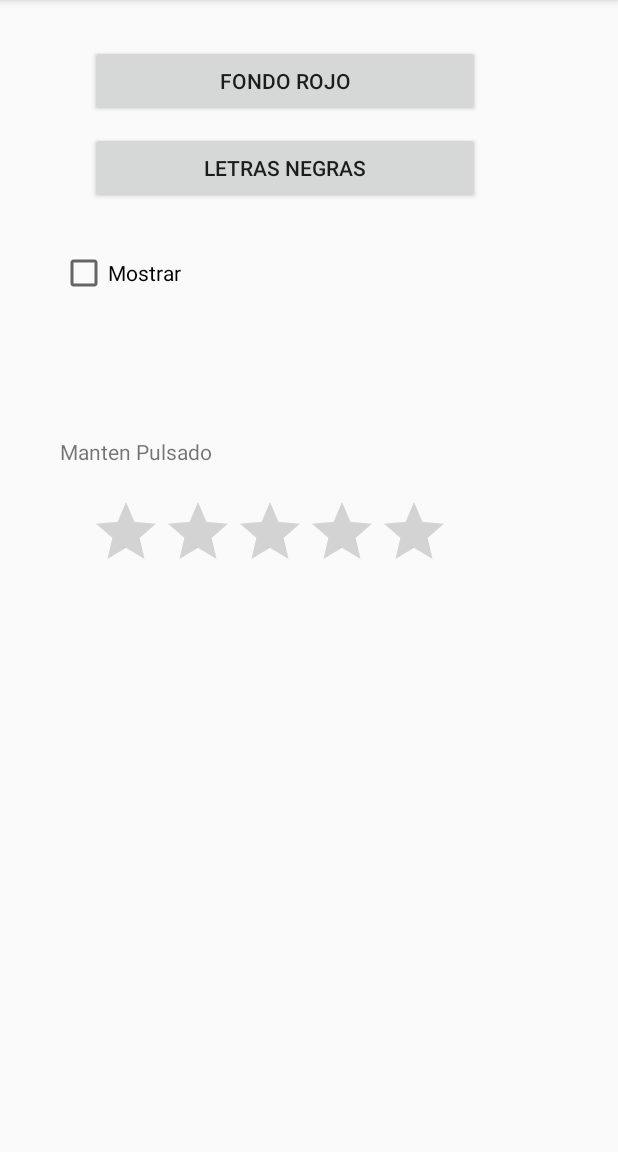
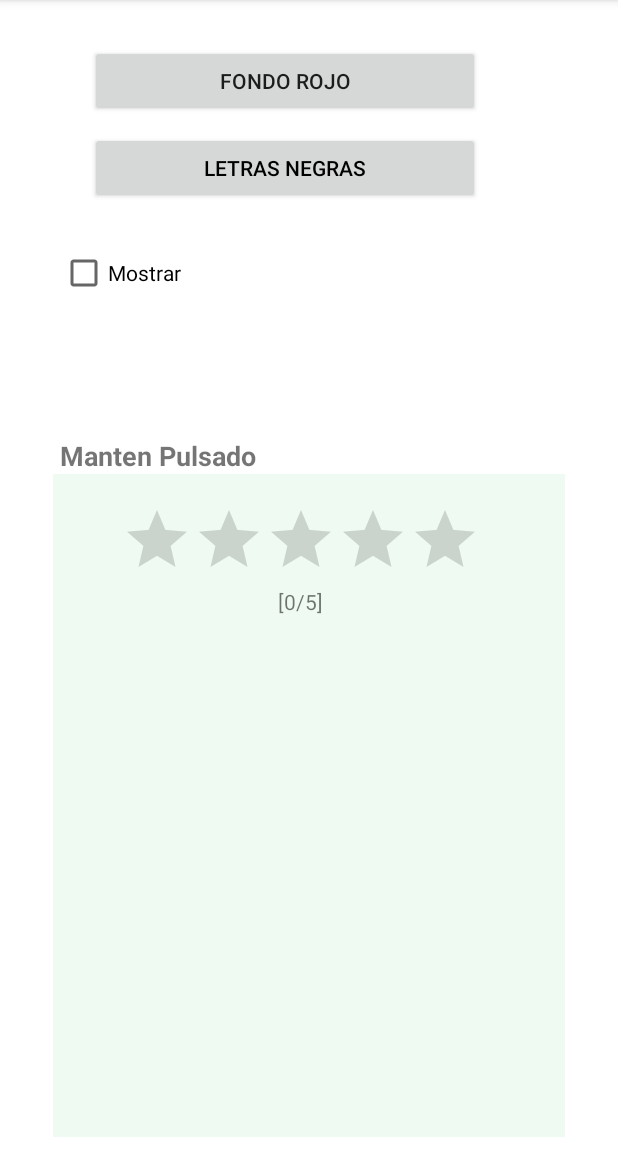
Before and after one commit to DavidMariB/Actividad4Interfaces, an Android app: the screen it shows after launch (MainActivity), on a phone screen of 412 x 824 dp, the part 84-1236 px from its top. Run offline under Robolectric (Android 15) with nearby library versions, the phone set to English and light mode, and no system bars.

Commit message:
Rating  funcional, texto con toast funcional.

```diff
--- a/app/src/main/java/com/davidmari/actividad4interfaces/MainActivity.java
+++ b/app/src/main/java/com/davidmari/actividad4interfaces/MainActivity.java
@@ -1,16 +1,28 @@
 package com.davidmari.actividad4interfaces;
 
+import android.graphics.Color;
+import android.graphics.drawable.Drawable;
+import android.support.v4.content.ContextCompat;
 import android.support.v7.app.AppCompatActivity;
 import android.os.Bundle;
 import android.view.View;
+import android.widget.Button;
 import android.widget.CheckBox;
+import android.widget.FrameLayout;
+import android.widget.RatingBar;
 import android.widget.TextView;
 import android.widget.Toast;
+import android.view.View.OnLongClickListener;
+
 
 public class MainActivity extends AppCompatActivity {
 
     private CheckBox cb;
-    private TextView tv;
+    private TextView tv, hide;
+    private RatingBar rb;
+    private TextView punt;
+    private FrameLayout frame;
+    private Button b1, b2;
 
     @Override
     protected void onCreate(Bundle savedInstanceState) {
@@ -19,19 +31,56 @@ public class MainActivity extends AppCompatActivity {
 
         cb = (CheckBox) findViewById(R.id.checkBox);
         tv = (TextView) findViewById(R.id.hidden_text);
+        hide = (TextView) findViewById(R.id.long_press);
+        rb = (RatingBar) findViewById(R.id.stars);
+        punt = (TextView) findViewById(R.id.rating);
+        frame = (FrameLayout) findViewById(R.id.rating_layout);
+        b1 = (Button) findViewById(R.id.b1);
+        b2 = (Button) findViewById(R.id.b2);
+        final Toast t = Toast.makeText(this, "Hola. Soy una notificación", Toast.LENGTH_SHORT);
 
+        rb.setOnRatingBarChangeListener(new RatingBar.OnRatingBarChangeListener() {
+
+            @Override
+            public void onRatingChanged(RatingBar ratingBar, float rating, boolean fromUser) {
+                punt.setText("[" + rating + "/5]");
+            }
+        });
+
+        hide.setOnLongClickListener(new OnLongClickListener() {
+
+            @Override
+            public boolean onLongClick(View v) {
+                t.show();
+                return false;
+            }
+        });
     }
 
-    public void checkBox(View v){
-        if(cb.isChecked()){
+    public void checkBox(View v) {
+        if (cb.isChecked()) {
             tv.setVisibility(View.VISIBLE);
-        }else{
+        } else {
             tv.setVisibility(View.INVISIBLE);
         }
     }
 
-    public void elToast(){
-        Toast t = Toast.makeText(this,"EL TOAST, EL PUTO TOAST",Toast.LENGTH_SHORT);
-        t.show();
+    public void changeBackground(View v) {
+        if (frame.getBackground().equals(R.color.white)) {
+            b1.setText("Fondo Rojo");
+            frame.setBackgroundColor(ContextCompat.getColor(getApplicationContext(), R.color.red));
+        } else if (frame.getBackground().equals(R.color.red)) {
+            b1.setText("Fondo Blanco");
+            frame.setBackgroundColor(ContextCompat.getColor(getApplicationContext(), R.color.white));
+        }
     }
+
+    public void buttonColor(View v) {
+        int color = ContextCompat.getColor(getApplicationContext(), R.color.black);
+        if(b2.getTextColors().equals(color)){
+            b2.setTextColor(ContextCompat.getColor(getApplicationContext(), R.color.red));
+        }
+
+    }
+
 }
--- a/app/src/main/res/layout/activity_main.xml
+++ b/app/src/main/res/layout/activity_main.xml
@@ -6,6 +6,7 @@
     android:layout_width="match_parent"
     android:layout_height="match_parent"
     android:orientation="vertical"
+    android:background="@android:color/white"
     tools:context="com.davidmari.actividad4interfaces.MainActivity">
 
     <Button
@@ -14,7 +15,8 @@
         android:layout_height="wrap_content"
         android:layout_marginLeft="60dp"
         android:layout_marginTop="30dp"
-        android:text="Fondo Rojo" />
+        android:text="Fondo Rojo"
+        android:onClick="changeBackground"/>
 
     <Button
         android:id="@+id/b2"
@@ -22,7 +24,9 @@
         android:layout_height="wrap_content"
         android:layout_marginLeft="60dp"
         android:layout_marginTop="10dp"
-        android:text="Letras Negras" />
+        android:onClick="buttonColor"
+        android:text="Letras Negras"
+        android:textColor="@color/black" />
 
     <LinearLayout
         android:id="@+id/middle_layout"
@@ -46,32 +50,53 @@
             android:layout_height="wrap_content"
             android:layout_marginLeft="20dp"
             android:layout_marginTop="30dp"
-            android:text="Viva Luseiro"
+            android:text="Ay mi madre el texto oculto"
             android:visibility="invisible" />
 
     </LinearLayout>
 
     <LinearLayout
+        android:id="@+id/bottom_layout"
         android:layout_width="match_parent"
         android:layout_height="match_parent"
         android:layout_below="@id/middle_layout"
-        android:orientation="vertical">
+        android:orientation="vertical"
+        android:background="@android:color/white">
 
         <TextView
             android:id="@+id/long_press"
             android:layout_width="wrap_content"
             android:layout_height="wrap_content"
             android:layout_marginLeft="40dp"
+            android:clickable="true"
             android:text="Manten Pulsado"
-            android:clickable="true"
-            android:onClick="elToast"/>
+            android:textSize="18sp"
+            android:textStyle="bold" />
 
-        <RatingBar
-            android:id="@+id/rating"
-            android:layout_width="wrap_content"
-            android:layout_height="wrap_content"
-            android:layout_marginLeft="60dp"
-            android:layout_marginTop="20dp" />
+        <FrameLayout
+            android:id="@+id/rating_layout"
+            android:layout_width="match_parent"
+            android:layout_height="match_parent"
+            android:layout_marginBottom="10dp"
+            android:layout_marginLeft="35dp"
+            android:layout_marginRight="35dp"
+            android:background="@color/white">
+
+            <RatingBar
+                android:id="@+id/stars"
+                android:layout_width="wrap_content"
+                android:layout_height="wrap_content"
+                android:layout_marginLeft="45dp"
+                android:layout_marginTop="20dp" />
+
+            <TextView
+                android:id="@+id/rating"
+                android:layout_width="wrap_content"
+                android:layout_height="wrap_content"
+                android:layout_marginLeft="150dp"
+                android:layout_marginTop="75dp"
+                android:text="[0/5]" />
+        </FrameLayout>
 
     </LinearLayout>
 
--- a/app/src/main/res/values/colors.xml
+++ b/app/src/main/res/values/colors.xml
@@ -3,4 +3,7 @@
     <color name="colorPrimary">#3F51B5</color>
     <color name="colorPrimaryDark">#303F9F</color>
     <color name="colorAccent">#FF4081</color>
+    <color name="white">#EFFBF2</color>
+    <color name="red">#FF0000</color>
+    <color name="black">#000000</color>
 </resources>
```
